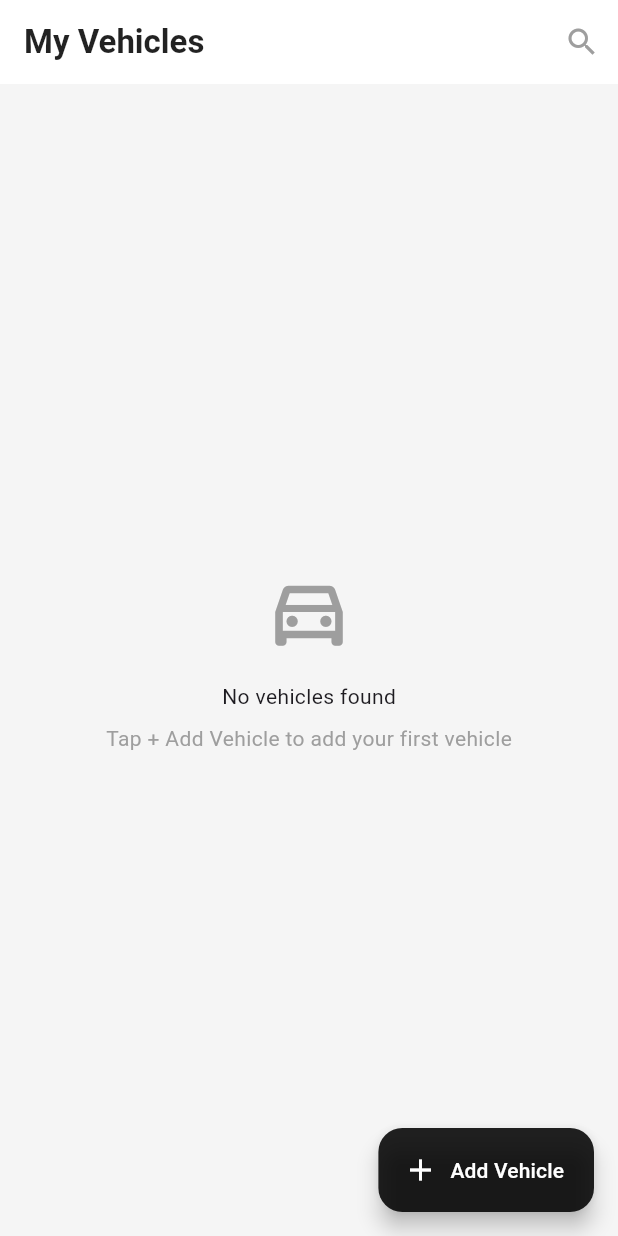
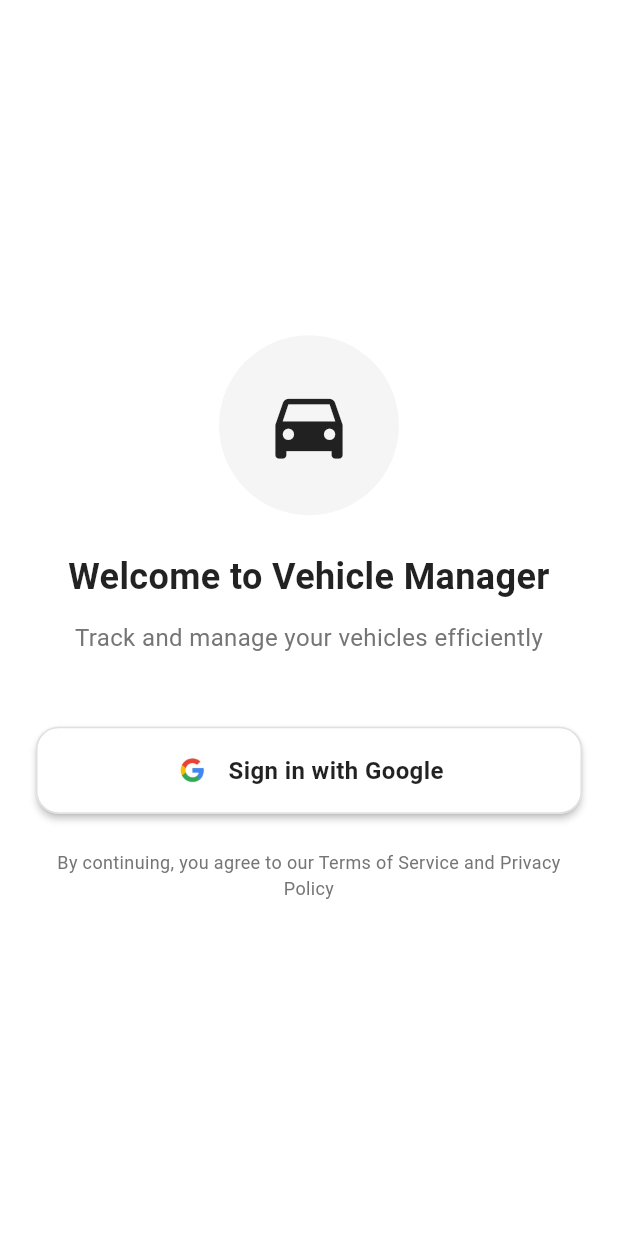
Before and after one commit to kartik17k/vehicle, a Flutter app: the screen it shows after launch, on a phone screen of 412 x 824 dp. Run offline on Flutter 3.47's test engine with Material 3 defaults, Android fonts, the phone set to English and light mode, and no system bars; our stand-ins replace cloud_firestore, firebase_auth, firebase_core, flutter_animate, flutter_staggered_animations, google_sign_in; accounts and stored records are empty.

Commit message:
"improvement"

```diff
--- a/lib/main.dart
+++ b/lib/main.dart
@@ -1,6 +1,6 @@
 import 'package:flutter/material.dart';
 import 'package:firebase_core/firebase_core.dart';
-import 'package:vehicle/screens/vehicle_list.dart';
+import 'package:vehicle/services/auth/googleSignIn.dart';
 import 'firebase_options.dart';
 
 void main() async {
@@ -14,7 +14,7 @@ class MyApp extends StatelessWidget {
   Widget build(BuildContext context) {
     return MaterialApp(
       debugShowCheckedModeBanner: false,
-      home: VehicleListPage(),
+      home: SignInPage(),
     );
   }
 }
--- a/lib/screens/add_vehicle.dart
+++ b/lib/screens/add_vehicle.dart
@@ -143,8 +143,8 @@ class _AddVehiclePageState extends State<AddVehiclePage> {
                     if (value!.isEmpty) return 'Enter vehicle year';
                     final year = int.tryParse(value);
                     if (year == null) return 'Enter a valid year';
-                    if (year < 1900 || year > DateTime.now().year + 1) {
-                      return 'Enter a valid year between 1900 and ${DateTime.now().year + 1}';
+                    if (year < 1900 || year > DateTime.now().year) {
+                      return 'Enter a valid year between 1900 and ${DateTime.now().year}';
                     }
                     return null;
                   },
--- /dev/null
+++ b/lib/services/auth/googleSignIn.dart
@@ -0,0 +1,216 @@
+import 'package:flutter/material.dart';
+import 'package:firebase_auth/firebase_auth.dart';
+import 'package:google_sign_in/google_sign_in.dart';
+import '../../screens/vehicle_list.dart';
+
+class SignInPage extends StatefulWidget {
+  @override
+  _SignInPageState createState() => _SignInPageState();
+}
+
+class _SignInPageState extends State<SignInPage> with SingleTickerProviderStateMixin {
+  bool _isLoading = false;
+  late AnimationController _animationController;
+  late Animation<double> _fadeAnimation;
+
+  @override
+  void initState() {
+    super.initState();
+    _animationController = AnimationController(
+      vsync: this,
+      duration: Duration(milliseconds: 1000),
+    );
+    _fadeAnimation = Tween<double>(begin: 0.0, end: 1.0).animate(
+      CurvedAnimation(
+        parent: _animationController,
+        curve: Curves.easeIn,
+      ),
+    );
+    _animationController.forward();
+  }
+
+  @override
+  void dispose() {
+    _animationController.dispose();
+    super.dispose();
+  }
+
+  Future<void> _signInWithGoogle() async {
+    setState(() => _isLoading = true);
+    try {
+      final GoogleSignInAccount? googleUser = await GoogleSignIn().signIn();
+
+      if (googleUser == null) {
+        throw 'Google Sign In was cancelled';
+      }
+
+      final GoogleSignInAuthentication googleAuth = await googleUser.authentication;
+      final credential = GoogleAuthProvider.credential(
+        accessToken: googleAuth.accessToken,
+        idToken: googleAuth.idToken,
+      );
+
+      await FirebaseAuth.instance.signInWithCredential(credential);
+
+      // Navigate to home page after successful sign in
+      Navigator.pushReplacement(context, MaterialPageRoute(builder: (context) => VehicleListPage(),));
+
+    } catch (e) {
+      setState(() => _isLoading = false);
+      _showErrorDialog(e.toString());
+    }
+  }
+
+  void _showErrorDialog(String message) {
+    showDialog(
+      context: context,
+      builder: (context) => AlertDialog(
+        shape: RoundedRectangleBorder(
+          borderRadius: BorderRadius.circular(15),
+        ),
+        title: Row(
+          children: [
+            Icon(Icons.error_outline, color: Colors.red),
+            SizedBox(width: 8),
+            Text('Sign In Error'),
+          ],
+        ),
+        content: Text(message),
+        actions: [
+          TextButton(
+            onPressed: () => Navigator.pop(context),
+            child: Text(
+              'OK',
+              style: TextStyle(color: Colors.black87),
+            ),
+          ),
+        ],
+      ),
+    );
+  }
+
+  @override
+  Widget build(BuildContext context) {
+    return Scaffold(
+      backgroundColor: Colors.white,
+      body: SafeArea(
+        child: FadeTransition(
+          opacity: _fadeAnimation,
+          child: Padding(
+            padding: EdgeInsets.symmetric(horizontal: 24.0),
+            child: Column(
+              mainAxisAlignment: MainAxisAlignment.center,
+              crossAxisAlignment: CrossAxisAlignment.stretch,
+              children: [
+                // Logo and Welcome Text
+                Container(
+                  alignment: Alignment.center,
+                  child: Column(
+                    children: [
+                      Container(
+                        width: 120,
+                        height: 120,
+                        decoration: BoxDecoration(
+                          color: Colors.grey[100],
+                          shape: BoxShape.circle,
+                        ),
+                        child: Icon(
+                          Icons.directions_car,
+                          size: 60,
+                          color: Colors.black87,
+                        ),
+                      ),
+                      SizedBox(height: 24),
+                      Text(
+                        'Welcome to Vehicle Manager',
+                        style: TextStyle(
+                          fontSize: 24,
+                          fontWeight: FontWeight.bold,
+                          color: Colors.black87,
+                        ),
+                        textAlign: TextAlign.center,
+                      ),
+                      SizedBox(height: 12),
+                      Text(
+                        'Track and manage your vehicles efficiently',
+                        style: TextStyle(
+                          fontSize: 16,
+                          color: Colors.grey[600],
+                        ),
+                        textAlign: TextAlign.center,
+                      ),
+                    ],
+                  ),
+                ),
+                SizedBox(height: 48),
+
+                // Sign In Button
+                Material(
+                  elevation: 2,
+                  borderRadius: BorderRadius.circular(15),
+                  child: InkWell(
+                    onTap: _isLoading ? null : _signInWithGoogle,
+                    borderRadius: BorderRadius.circular(15),
+                    child: Container(
+                      padding: EdgeInsets.symmetric(vertical: 16),
+                      decoration: BoxDecoration(
+                        color: Colors.white,
+                        borderRadius: BorderRadius.circular(15),
+                        border: Border.all(
+                          color: Colors.grey[300]!,
+                          width: 1,
+                        ),
+                      ),
+                      child: _isLoading
+                          ? Center(
+                        child: SizedBox(
+                          width: 24,
+                          height: 24,
+                          child: CircularProgressIndicator(
+                            valueColor: AlwaysStoppedAnimation<Color>(Colors.black87),
+                            strokeWidth: 2,
+                          ),
+                        ),
+                      )
+                          : Row(
+                        mainAxisAlignment: MainAxisAlignment.center,
+                        children: [
+                          Image.asset(
+                            'assets/images/google.jpg',
+                            height: 24,
+                            width: 24,
+                          ),
+                          SizedBox(width: 12),
+                          Text(
+                            'Sign in with Google',
+                            style: TextStyle(
+                              fontSize: 16,
+                              fontWeight: FontWeight.w600,
+                              color: Colors.black87,
+                            ),
+                          ),
+                        ],
+                      ),
+                    ),
+                  ),
+                ),
+
+                SizedBox(height: 24),
+
+                // Terms and Privacy
+                Text(
+                  'By continuing, you agree to our Terms of Service and Privacy Policy',
+                  style: TextStyle(
+                    fontSize: 12,
+                    color: Colors.grey[600],
+                  ),
+                  textAlign: TextAlign.center,
+                ),
+              ],
+            ),
+          ),
+        ),
+      ),
+    );
+  }
+}
--- a/pubspec.yaml
+++ b/pubspec.yaml
@@ -42,6 +42,8 @@ dependencies:
   flutter_animate: ^4.1.1
   flutter_launcher_icons: ^0.14.3
   flutter_native_splash: ^2.4.0
+  google_sign_in: ^6.2.2
+  firebase_auth: ^5.4.2
 
 flutter_launcher_icons:
   android: "launcher_icon"
@@ -75,8 +77,8 @@ flutter:
   uses-material-design: true
 
   # To add assets to your application, add an assets section, like this:
-#  assets:
-#    - assets/
+  assets:
+    - assets/images/google.jpg
 #     - assets/images/vehicle.jpg
   #   - images/a_dot_ham.jpeg
 
```
Also changed, not shown: lib/screens/vehicle_list.dart (+240 -133 lines), assets/images/google.jpg (added), pubspec.lock, 4 other files.
